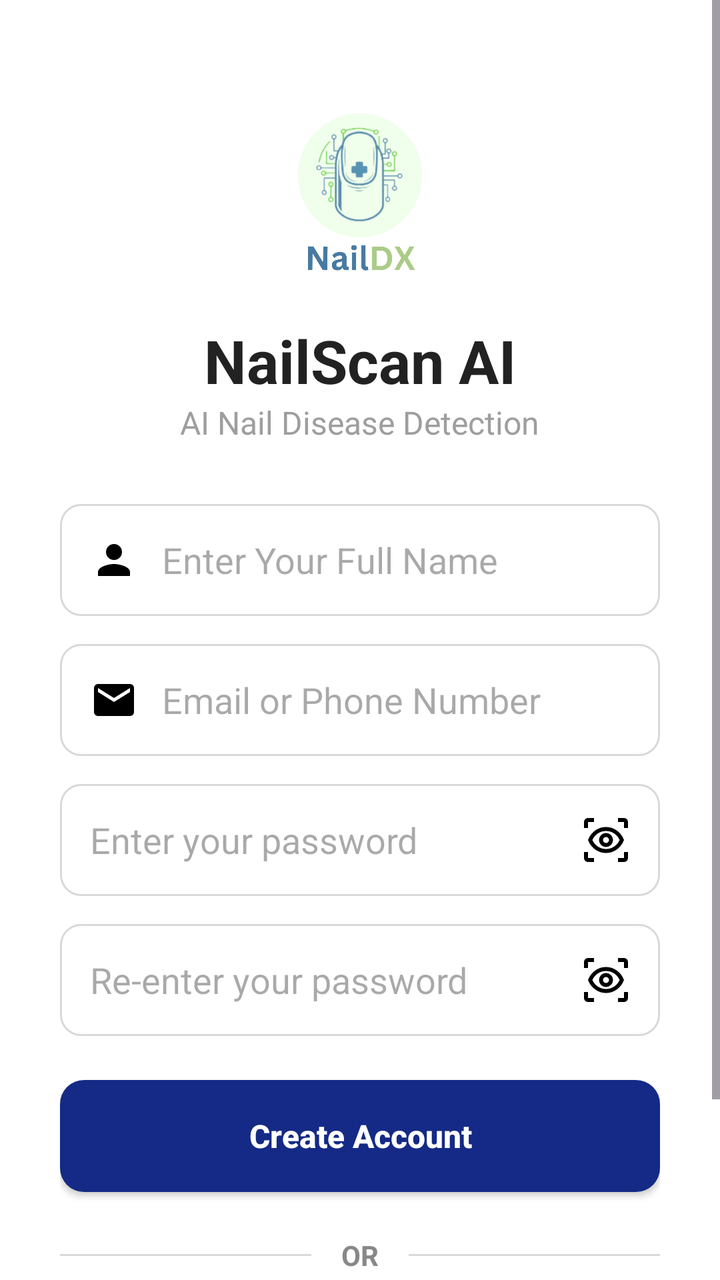
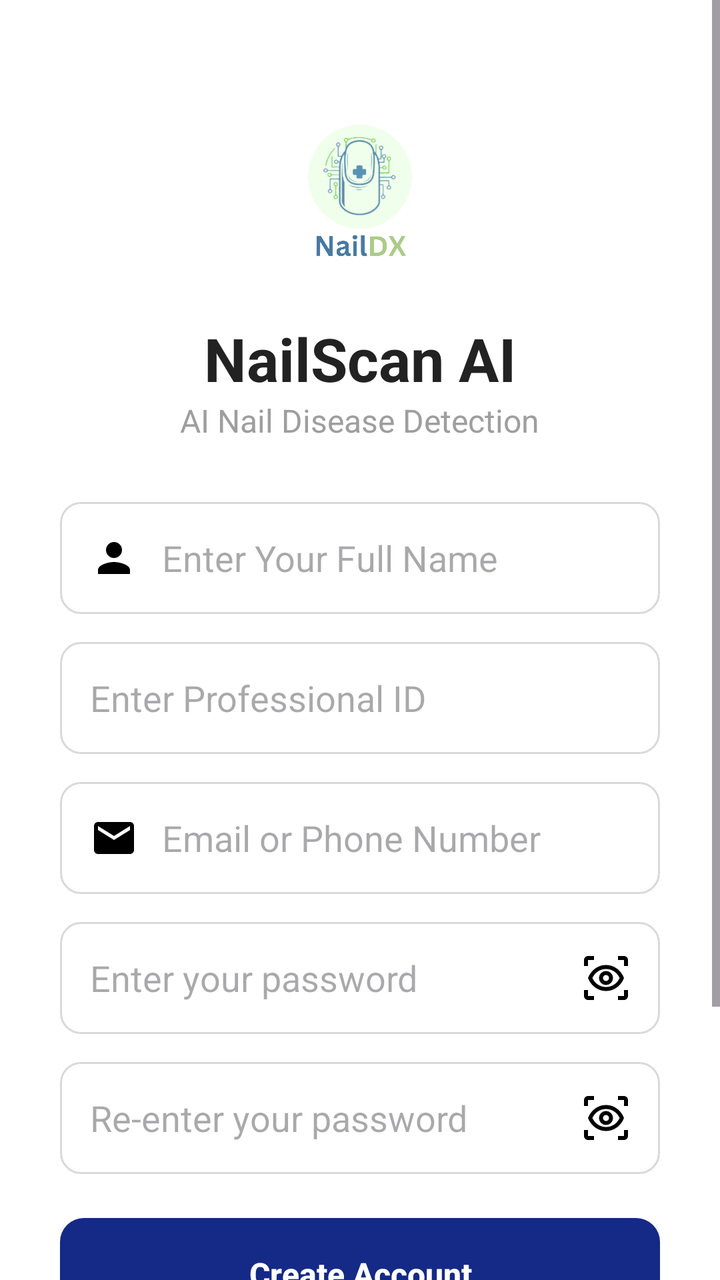

Compare the two renders of this Android layout. The source of the first and the diff that turns it into the second are given below.
<!-- AndroidManifest.xml: application theme Theme.AIAutomatedNailDiseaseDetection -->
<!-- res/layout/activity_register.xml -->
<?xml version="1.0" encoding="utf-8"?>
<ScrollView xmlns:android="http://schemas.android.com/apk/res/android"
    android:layout_width="match_parent"
    android:layout_height="match_parent"
    android:background="#FFFFFF"
    android:fillViewport="true">

    <LinearLayout
        android:layout_width="match_parent"
        android:layout_height="wrap_content"
        android:orientation="vertical"
        android:gravity="center_horizontal"
        android:paddingStart="30dp"
        android:paddingEnd="30dp">

        <Space
            android:layout_width="match_parent"
            android:layout_height="40dp"/>

        <ImageView
            android:layout_width="110dp"
            android:layout_height="110dp"
            android:src="@drawable/logo"
            android:contentDescription="Logo"/>

        <TextView
            android:layout_width="wrap_content"
            android:layout_height="wrap_content"
            android:text="NailScan AI"
            android:textStyle="bold"
            android:textColor="#222222"
            android:textSize="30sp"
            android:layout_marginTop="10dp"/>

        <TextView
            android:layout_width="wrap_content"
            android:layout_height="wrap_content"
            android:text="AI Nail Disease Detection"
            android:textSize="16sp"
            android:textColor="#9E9E9E"
            android:layout_marginBottom="30dp"/>

        
        <EditText
            android:id="@+id/etFullName"
            android:layout_width="match_parent"
            android:layout_height="56dp"
            android:background="@drawable/edittext_bg"
            android:drawableStart="@drawable/ic_person"
            android:drawablePadding="12dp"
            android:hint="Enter Your Full Name"
            android:padding="15dp"
            android:inputType="textPersonName"/>

        
        <EditText
            android:id="@+id/etEmail"
            android:layout_width="match_parent"
            android:layout_height="56dp"
            android:layout_marginTop="14dp"
            android:background="@drawable/edittext_bg"
            android:drawableStart="@drawable/ic_email"
            android:drawablePadding="12dp"
            android:hint="Email or Phone Number"
            android:padding="15dp"
            android:inputType="textEmailAddress"/>

        
        <EditText
            android:id="@+id/etPassword"
            android:layout_width="match_parent"
            android:layout_height="56dp"
            android:layout_marginTop="14dp"
            android:background="@drawable/edittext_bg"
            android:drawableEnd="@drawable/ic_visibility"
            android:drawablePadding="12dp"
            android:hint="Enter your password"
            android:padding="15dp"
            android:inputType="textPassword"/>

        
        <EditText
            android:id="@+id/etConfirmPassword"
            android:layout_width="match_parent"
            android:layout_height="56dp"
            android:layout_marginTop="14dp"
            android:background="@drawable/edittext_bg"
            android:drawableEnd="@drawable/ic_visibility"
            android:drawablePadding="12dp"
            android:hint="Re-enter your password"
            android:padding="15dp"
            android:inputType="textPassword"/>

        
        <Button
            android:id="@+id/btnCreateAccount"
            android:layout_width="match_parent"
            android:layout_height="56dp"
            android:layout_marginTop="22dp"
            android:background="@drawable/button_blue"
            android:backgroundTint="@null"
            android:text="Create Account"
            android:textAllCaps="false"
            android:textColor="#FFFFFF"
            android:textStyle="bold"
            android:textSize="16sp"/>

        
        <LinearLayout
            android:layout_width="match_parent"
            android:layout_height="wrap_content"
            android:layout_marginTop="22dp"
            android:gravity="center"
            android:orientation="horizontal">

            <View
                android:layout_width="0dp"
                android:layout_height="1dp"
                android:layout_weight="1"
                android:background="#D9D9D9"/>

            <TextView
                android:layout_width="wrap_content"
                android:layout_height="wrap_content"
                android:paddingHorizontal="15dp"
                android:text="OR"
                android:textColor="#888888"
                android:textStyle="bold"/>

            <View
                android:layout_width="0dp"
                android:layout_height="1dp"
                android:layout_weight="1"
                android:background="#D9D9D9"/>

        </LinearLayout>

        
        <Button
            android:id="@+id/txtLogin"
            android:layout_width="match_parent"
            android:layout_height="56dp"
            android:layout_marginTop="22dp"
            android:background="@drawable/button_white"
            android:backgroundTint="@null"
            android:text="Login"
            android:textAllCaps="false"
            android:textColor="#142A86"
            android:textStyle="bold"
            android:textSize="16sp"/>

        <Space
            android:layout_width="match_parent"
            android:layout_height="30dp"/>

    </LinearLayout>

</ScrollView>
<!-- resources referenced by this layout -->
<resources>
  <!-- drawable button_blue (drawable) -->
  <?xml version="1.0" encoding="utf-8"?>
  <shape xmlns:android="http://schemas.android.com/apk/res/android">
  
      <solid android:color="#142A86"/>
  
      <corners android:radius="12dp"/>
  
  </shape>
  <!-- drawable button_white (drawable) -->
  <?xml version="1.0" encoding="utf-8"?>
  <shape xmlns:android="http://schemas.android.com/apk/res/android">
  
      <solid android:color="#FFFFFF"/>
  
      <stroke
          android:width="1dp"
          android:color="#1F2D8C"/>
  
      <corners android:radius="12dp"/>
  
  </shape>
  <!-- drawable edittext_bg (drawable) -->
  <?xml version="1.0" encoding="utf-8"?>
  <shape xmlns:android="http://schemas.android.com/apk/res/android">
  
      <solid android:color="#FFFFFF"/>
  
      <stroke
          android:width="1dp"
          android:color="#D9D9D9"/>
  
      <corners android:radius="10dp"/>
  
  </shape>
  <!-- drawable ic_email (drawable) -->
  <vector xmlns:android="http://schemas.android.com/apk/res/android" android:height="24dp" android:tint="#000000" android:viewportHeight="24" android:viewportWidth="24" android:width="24dp">
        
      <path android:fillColor="@android:color/white" android:pathData="M20,4L4,4c-1.1,0 -1.99,0.9 -1.99,2L2,18c0,1.1 0.9,2 2,2h16c1.1,0 2,-0.9 2,-2L22,6c0,-1.1 -0.9,-2 -2,-2zM20,8l-8,5 -8,-5L4,6l8,5 8,-5v2z"/>
      
  </vector>
  <!-- drawable ic_person (drawable) -->
  <vector xmlns:android="http://schemas.android.com/apk/res/android" android:height="24dp" android:tint="#000000" android:viewportHeight="24" android:viewportWidth="24" android:width="24dp">
        
      <path android:fillColor="@android:color/white" android:pathData="M12,12c2.21,0 4,-1.79 4,-4s-1.79,-4 -4,-4 -4,1.79 -4,4 1.79,4 4,4zM12,14c-2.67,0 -8,1.34 -8,4v2h16v-2c0,-2.66 -5.33,-4 -8,-4z"/>
      
  </vector>
  <!-- drawable ic_visibility (drawable) -->
  <vector xmlns:android="http://schemas.android.com/apk/res/android" android:height="24dp" android:tint="#000000" android:viewportHeight="960" android:viewportWidth="960" android:width="24dp">
        
      <path android:fillColor="@android:color/white" android:pathData="M240,920L120,920Q87,920 63.5,896.5Q40,873 40,840L40,720L120,720L120,840Q120,840 120,840Q120,840 120,840L240,840L240,920ZM720,920L720,840L840,840Q840,840 840,840Q840,840 840,840L840,720L920,720L920,840Q920,873 896.5,896.5Q873,920 840,920L720,920ZM480,740Q360,740 262.5,669Q165,598 120,480Q165,362 262.5,291Q360,220 480,220Q600,220 697.5,291Q795,362 840,480Q795,598 697.5,669Q600,740 480,740ZM480,660Q568,660 641,612Q714,564 753,480Q714,396 641,348Q568,300 480,300Q392,300 319,348Q246,396 207,480Q246,564 319,612Q392,660 480,660ZM480,620Q538,620 579,579Q620,538 620,480Q620,422 579,381Q538,340 480,340Q422,340 381,381Q340,422 340,480Q340,538 381,579Q422,620 480,620ZM480,540Q455,540 437.5,522.5Q420,505 420,480Q420,455 437.5,437.5Q455,420 480,420Q505,420 522.5,437.5Q540,455 540,480Q540,505 522.5,522.5Q505,540 480,540ZM40,240L40,120Q40,87 63.5,63.5Q87,40 120,40L240,40L240,120L120,120Q120,120 120,120Q120,120 120,120L120,240L40,240ZM840,240L840,120Q840,120 840,120Q840,120 840,120L720,120L720,40L840,40Q873,40 896.5,63.5Q920,87 920,120L920,240L840,240ZM480,480Q480,480 480,480Q480,480 480,480Q480,480 480,480Q480,480 480,480Q480,480 480,480Q480,480 480,480Q480,480 480,480Q480,480 480,480Z"/>
      
  </vector>
  <!-- drawable logo: jpg bitmap (drawable, 98395 bytes) -->
  <style name="Theme.AIAutomatedNailDiseaseDetection" parent="Base.Theme.AIAutomatedNailDiseaseDetection" />
  <style name="Base.Theme.AIAutomatedNailDiseaseDetection" parent="Theme.Material3.DayNight.NoActionBar">
          
          
      </style>
</resources>

<!-- the commit's change to res/layout/activity_register.xml (unified diff, before → after) -->
@@ -15,32 +15,33 @@
 
         <Space
             android:layout_width="match_parent"
-            android:layout_height="40dp"/>
+            android:layout_height="40dp" />
+
+        
 
         <ImageView
-            android:layout_width="110dp"
-            android:layout_height="110dp"
-            android:src="@drawable/logo"
-            android:contentDescription="Logo"/>
+            android:layout_width="92dp"
+            android:layout_height="109dp"
+            android:contentDescription="Logo"
+            android:src="@drawable/logo" />
 
         <TextView
             android:layout_width="wrap_content"
             android:layout_height="wrap_content"
+            android:layout_marginTop="10dp"
             android:text="NailScan AI"
-            android:textStyle="bold"
             android:textColor="#222222"
             android:textSize="30sp"
-            android:layout_marginTop="10dp"/>
+            android:textStyle="bold" />
 
         <TextView
             android:layout_width="wrap_content"
             android:layout_height="wrap_content"
+            android:layout_marginBottom="30dp"
             android:text="AI Nail Disease Detection"
-            android:textSize="16sp"
             android:textColor="#9E9E9E"
-            android:layout_marginBottom="30dp"/>
+            android:textSize="16sp" />
 
-        
         <EditText
             android:id="@+id/etFullName"
             android:layout_width="match_parent"
@@ -51,6 +52,18 @@
             android:hint="Enter Your Full Name"
             android:padding="15dp"
             android:inputType="textPersonName"/>
+
+        
+        <EditText
+            android:id="@+id/etProfessionalId"
+            android:layout_width="match_parent"
+            android:layout_height="56dp"
+            android:layout_marginTop="14dp"
+            android:background="@drawable/edittext_bg"
+            android:drawablePadding="12dp"
+            android:hint="Enter Professional ID"
+            android:padding="15dp"
+            android:inputType="text"/>
 
         
         <EditText
